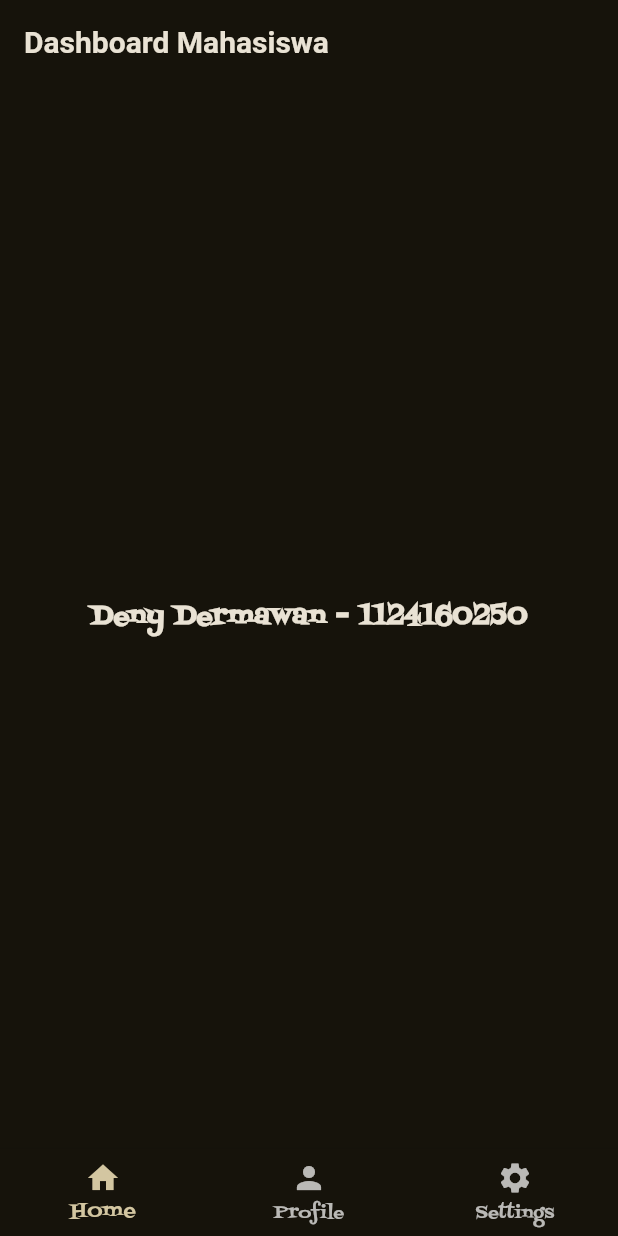
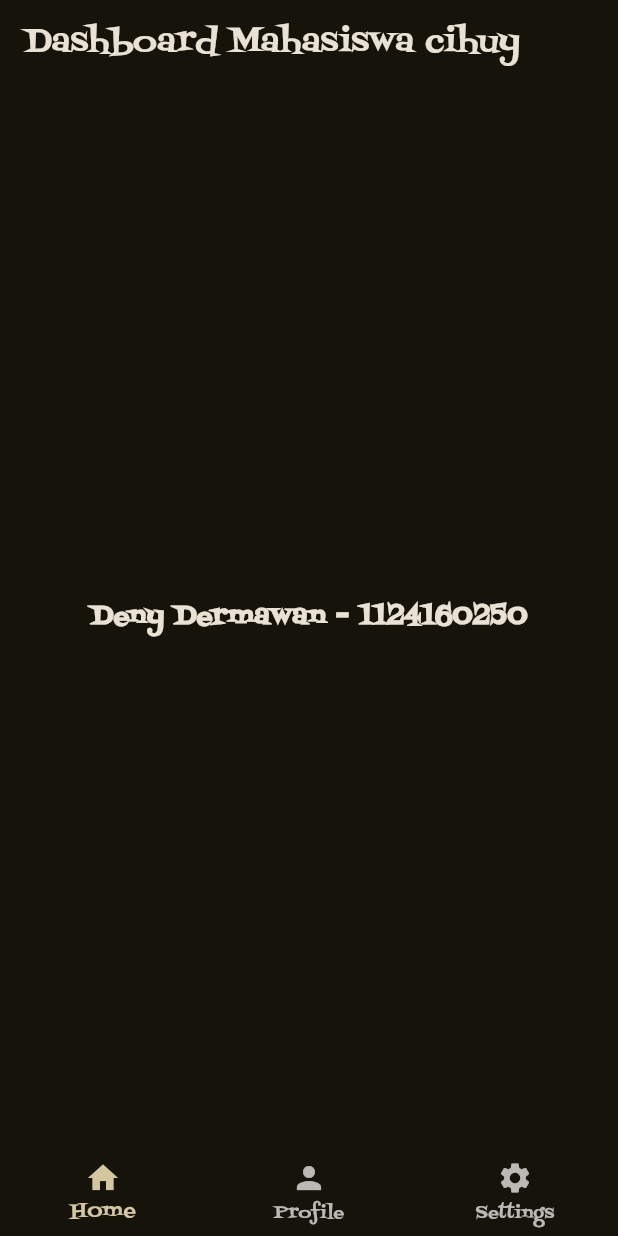
Before and after one commit to dygnora/Latihan-005-aplikasi-mobile, a Flutter app: the screen it shows after launch, on a phone screen of 412 x 824 dp. Run offline on Flutter 3.47's test engine with Material 3 defaults, Android fonts, the light colour scheme and no system bars; Roboto replaces fonts that are missing (roboto).

Commit message:
Membuat struktur folder

```diff
--- a/lib/main.dart
+++ b/lib/main.dart
@@ -50,21 +50,29 @@ class MyApp extends StatelessWidget {
   }
 }
 
+class MyAppBar extends StatelessWidget
+    implements PreferredSizeWidget {
+  const MyAppBar({super.key});
+
+  @override
+  Widget build(BuildContext context) {
+    return AppBar(
+      title: const Text('Dashboard Mahasiswa cihuy'),
+    );
+  }
+
+  @override
+  Size get preferredSize => const Size.fromHeight(kToolbarHeight);
+}
+
+
 class HomePage extends StatelessWidget {
-  const new({super.key});
+  const HomePage({super.key});
 
   @override
   Widget build(BuildContext context) {
     return Scaffold(
-      appBar: AppBar(
-        title: const Text('Dashboard Mahasiswa',
-        style: TextStyle(
-          fontSize: 20,
-          fontWeight: FontWeight.bold,
-          fontFamily: "roboto",
-        ),
-        ),
-      ),
+      appBar: MyAppBar(),
 
 
       body: const Center(
@@ -103,7 +111,6 @@ class HomePage extends StatelessWidget {
     );
   }
 }
-
 
 
 
```
Also changed, not shown: lib/layouts/main_layout.dart (added), lib/pages/home_page.dart (added), lib/widgets/app_drawer.dart (added).
